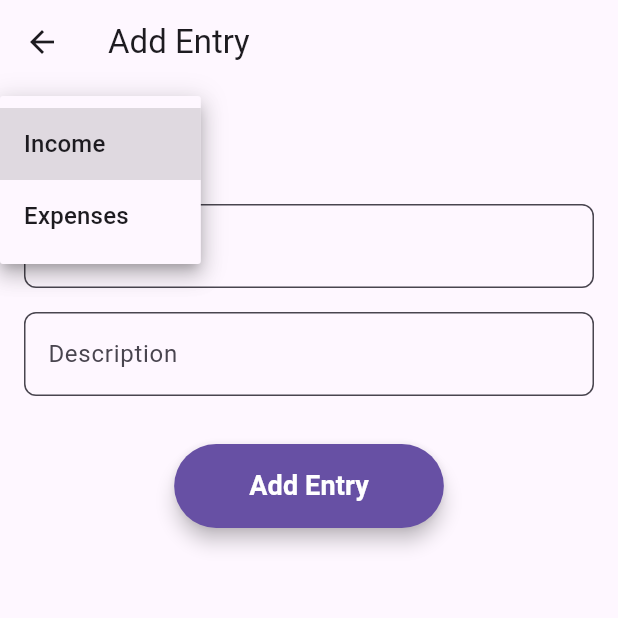
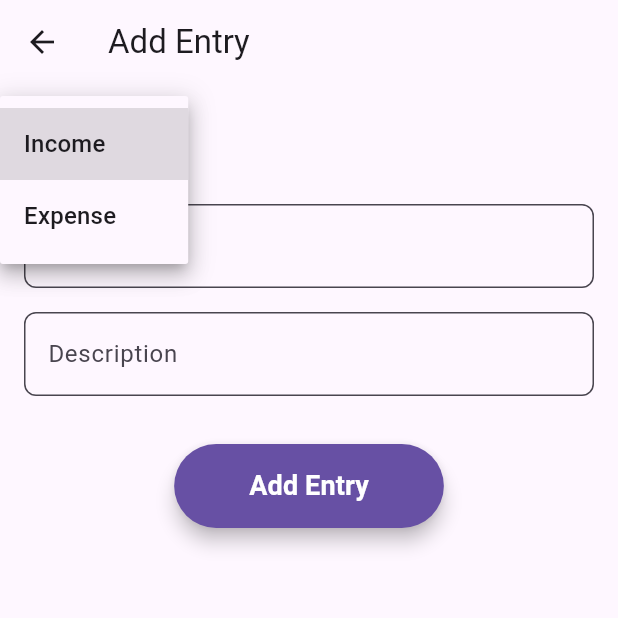
Before and after one commit to GaboDev98/FinTrack, a Flutter app: the EntryScreen screen opened directly, after a tap on "Income", on a phone screen of 412 x 824 dp, the top half of it. Run offline on Flutter 3.47's test engine with Material 3 defaults, Android fonts, the phone set to English and light mode, and no system bars; our stand-ins replace firebase_auth, firebase_core; accounts and stored records are empty; generated files the repository leaves out were written again.

```diff
--- a/lib/entry_screen.dart
+++ b/lib/entry_screen.dart
@@ -16,7 +16,6 @@ class _EntryScreenState extends State<EntryScreen> {
 
   @override
   Widget build(BuildContext context) {
-    entryType = AppLocalizations.of(context)!.income;
     return Scaffold(
       appBar: AppBar(
         title: Align(
@@ -36,10 +35,8 @@ class _EntryScreenState extends State<EntryScreen> {
                   entryType = newValue!;
                 });
               },
-              items: <String>[
-                AppLocalizations.of(context)!.income,
-                AppLocalizations.of(context)!.expenses
-              ].map<DropdownMenuItem<String>>((String value) {
+              items: <String>['Income', 'Expense']
+                  .map<DropdownMenuItem<String>>((String value) {
                 return DropdownMenuItem<String>(
                   value: value,
                   child: Text(value),
```
Also changed, not shown: lib/dashboard_screen.dart (+7 -9 lines).
